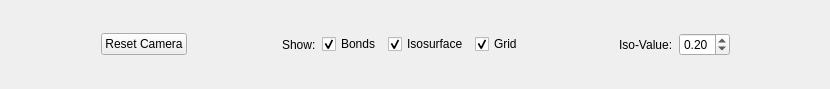
The window that kmap/ui/realplotoptions.ui (brands-d/kMap) describes before a commit, drawn with Qt 5.
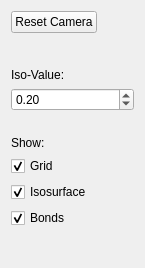
The same window after the commit.

```diff
--- a/kmap/ui/realplotoptions.ui
+++ b/kmap/ui/realplotoptions.ui
@@ -6,27 +6,14 @@
    <rect>
     <x>0</x>
     <y>0</y>
-    <width>830</width>
-    <height>89</height>
+    <width>145</width>
+    <height>268</height>
    </rect>
   </property>
   <property name="windowTitle">
    <string>Form</string>
   </property>
-  <layout class="QHBoxLayout" name="horizontalLayout">
-   <item>
-    <spacer name="spacer_4">
-     <property name="orientation">
-      <enum>Qt::Horizontal</enum>
-     </property>
-     <property name="sizeHint" stdset="0">
-      <size>
-       <width>40</width>
-       <height>20</height>
-      </size>
-     </property>
-    </spacer>
-   </item>
+  <layout class="QVBoxLayout" name="verticalLayout">
    <item>
     <widget class="QPushButton" name="reset_camera_button">
      <property name="sizePolicy">
@@ -41,88 +28,14 @@
     </widget>
    </item>
    <item>
-    <spacer name="spacer">
+    <spacer name="spacer_3">
      <property name="orientation">
-      <enum>Qt::Horizontal</enum>
+      <enum>Qt::Vertical</enum>
      </property>
      <property name="sizeHint" stdset="0">
       <size>
-       <width>40</width>
-       <height>20</height>
-      </size>
-     </property>
-    </spacer>
-   </item>
-   <item>
-    <widget class="QLabel" name="show_label">
-     <property name="sizePolicy">
-      <sizepolicy hsizetype="Maximum" vsizetype="Preferred">
-       <horstretch>0</horstretch>
-       <verstretch>0</verstretch>
-      </sizepolicy>
-     </property>
-     <property name="text">
-      <string>Show:</string>
-     </property>
-    </widget>
-   </item>
-   <item>
-    <widget class="QCheckBox" name="show_bond_checkbox">
-     <property name="sizePolicy">
-      <sizepolicy hsizetype="Maximum" vsizetype="Fixed">
-       <horstretch>0</horstretch>
-       <verstretch>0</verstretch>
-      </sizepolicy>
-     </property>
-     <property name="text">
-      <string>Bonds</string>
-     </property>
-     <property name="checked">
-      <bool>true</bool>
-     </property>
-    </widget>
-   </item>
-   <item>
-    <widget class="QCheckBox" name="show_isosurface_checkbox">
-     <property name="sizePolicy">
-      <sizepolicy hsizetype="Maximum" vsizetype="Maximum">
-       <horstretch>0</horstretch>
-       <verstretch>0</verstretch>
-      </sizepolicy>
-     </property>
-     <property name="text">
-      <string>Isosurface</string>
-     </property>
-     <property name="checked">
-      <bool>true</bool>
-     </property>
-    </widget>
-   </item>
-   <item>
-    <widget class="QCheckBox" name="show_grid_checkbox">
-     <property name="sizePolicy">
-      <sizepolicy hsizetype="Maximum" vsizetype="Fixed">
-       <horstretch>0</horstretch>
-       <verstretch>0</verstretch>
-      </sizepolicy>
-     </property>
-     <property name="text">
-      <string>Grid</string>
-     </property>
-     <property name="checked">
-      <bool>true</bool>
-     </property>
-    </widget>
-   </item>
-   <item>
-    <spacer name="spacer_2">
-     <property name="orientation">
-      <enum>Qt::Horizontal</enum>
-     </property>
-     <property name="sizeHint" stdset="0">
-      <size>
-       <width>29</width>
-       <height>64</height>
+       <width>20</width>
+       <height>40</height>
       </size>
      </property>
     </spacer>
@@ -163,14 +76,88 @@
     </widget>
    </item>
    <item>
-    <spacer name="spacer_3">
+    <spacer name="spacer_2">
      <property name="orientation">
-      <enum>Qt::Horizontal</enum>
+      <enum>Qt::Vertical</enum>
      </property>
      <property name="sizeHint" stdset="0">
       <size>
-       <width>40</width>
-       <height>20</height>
+       <width>64</width>
+       <height>29</height>
+      </size>
+     </property>
+    </spacer>
+   </item>
+   <item>
+    <widget class="QLabel" name="show_label">
+     <property name="sizePolicy">
+      <sizepolicy hsizetype="Maximum" vsizetype="Preferred">
+       <horstretch>0</horstretch>
+       <verstretch>0</verstretch>
+      </sizepolicy>
+     </property>
+     <property name="text">
+      <string>Show:</string>
+     </property>
+    </widget>
+   </item>
+   <item>
+    <widget class="QCheckBox" name="show_grid_checkbox">
+     <property name="sizePolicy">
+      <sizepolicy hsizetype="Maximum" vsizetype="Fixed">
+       <horstretch>0</horstretch>
+       <verstretch>0</verstretch>
+      </sizepolicy>
+     </property>
+     <property name="text">
+      <string>Grid</string>
+     </property>
+     <property name="checked">
+      <bool>true</bool>
+     </property>
+    </widget>
+   </item>
+   <item>
+    <widget class="QCheckBox" name="show_isosurface_checkbox">
+     <property name="sizePolicy">
+      <sizepolicy hsizetype="Maximum" vsizetype="Maximum">
+       <horstretch>0</horstretch>
+       <verstretch>0</verstretch>
+      </sizepolicy>
+     </property>
+     <property name="text">
+      <string>Isosurface</string>
+     </property>
+     <property name="checked">
+      <bool>true</bool>
+     </property>
+    </widget>
+   </item>
+   <item>
+    <widget class="QCheckBox" name="show_bond_checkbox">
+     <property name="sizePolicy">
+      <sizepolicy hsizetype="Maximum" vsizetype="Fixed">
+       <horstretch>0</horstretch>
+       <verstretch>0</verstretch>
+      </sizepolicy>
+     </property>
+     <property name="text">
+      <string>Bonds</string>
+     </property>
+     <property name="checked">
+      <bool>true</bool>
+     </property>
+    </widget>
+   </item>
+   <item>
+    <spacer name="verticalSpacer">
+     <property name="orientation">
+      <enum>Qt::Vertical</enum>
+     </property>
+     <property name="sizeHint" stdset="0">
+      <size>
+       <width>20</width>
+       <height>40</height>
       </size>
      </property>
     </spacer>
```
